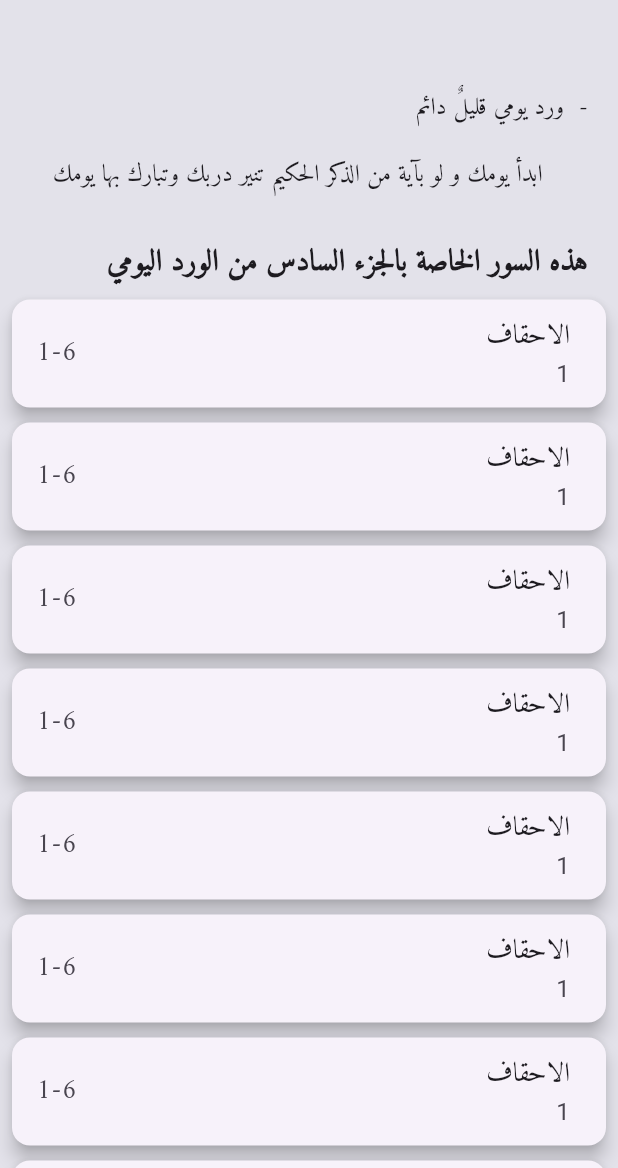
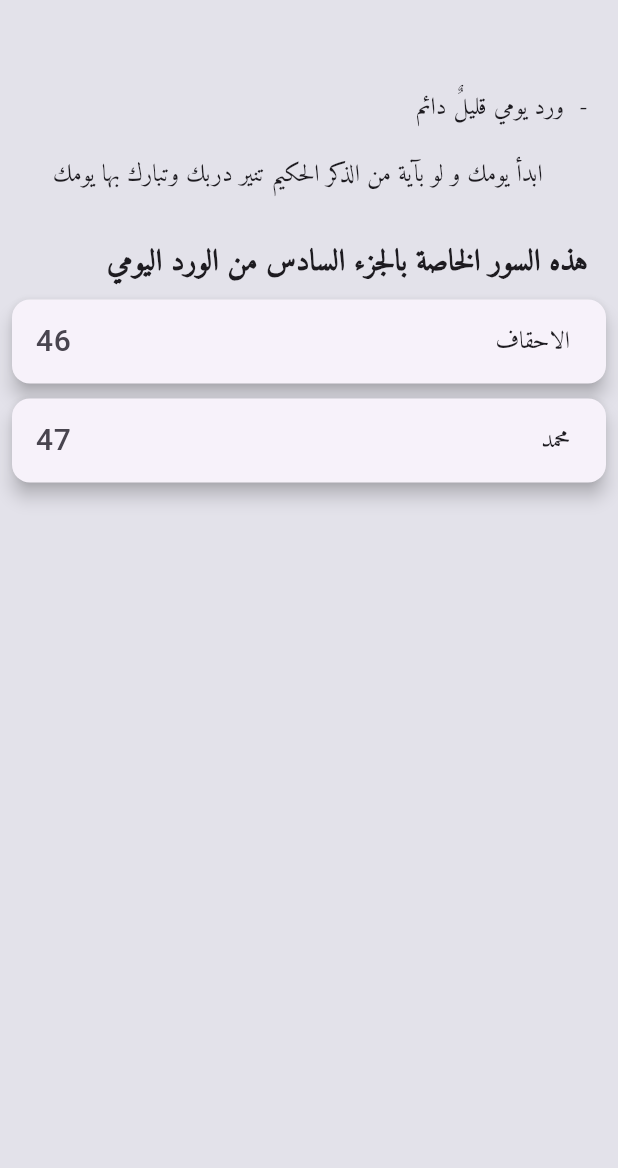
Before and after one commit to taha-majdlawi/werd_yawme_last_5_sections, a Flutter app: the screen it shows after launch, on a phone screen of 412 x 824 dp, the part 68-1236 px from its top. Run offline on Flutter 3.47's test engine with Material 3 defaults, Android fonts, the phone set to English and light mode, and no system bars; our stand-ins replace shared_preferences.

Commit message:
edit custom surah list tile and create surahs list inside constents

```diff
--- a/lib/constants.dart
+++ b/lib/constants.dart
@@ -0,0 +1,29 @@
+import 'package:lastfivesectionsofquran/models/surah_model.dart';
+
+final List<Surah> surahs = [
+  Surah(
+    surahNumber: 46,
+    surahName: 'الاحقاف',
+    werd: [
+      Werd(
+        werdFromTo: '1-4',
+        ayats: [
+          "حمٓ",
+          "تَنزِيلُ ٱلۡكِتَٰبِ مِنَ ٱللَّهِ ٱلۡعَزِيزِ ٱلۡحَكِيمِ",
+          "مَا خَلَقۡنَا ٱلسَّمَٰوَٰتِ وَٱلۡأَرۡضَ وَمَا بَيۡنَهُمَآ إِلَّا بِٱلۡحَقِّ وَأَجَلٖ مُّسَمّٗىۚ وَٱلَّذِينَ كَفَرُواْ عَمَّآ أُنذِرُواْ مُعۡرِضُونَ",
+          "قُلۡ أَرَءَيۡتُم مَّا تَدۡعُونَ مِن دُونِ ٱللَّهِ أَرُونِي مَاذَا خَلَقُواْ مِنَ ٱلۡأَرۡضِ أَمۡ لَهُمۡ شِرۡكٞ فِي ٱلسَّمَٰوَٰتِۖ ٱئۡتُونِي بِكِتَٰبٖ مِّن قَبۡلِ هَٰذَآ أَوۡ أَثَٰرَةٖ مِّنۡ عِلۡمٍ إِن كُنتُمۡ صَٰدِقِينَ",
+          "وَمَنۡ أَضَلُّ مِمَّن يَدۡعُواْ مِن دُونِ ٱللَّهِ مَن لَّا يَسۡتَجِيبُ لَهُۥٓ إِلَىٰ يَوۡمِ ٱلۡقِيَٰمَةِ وَهُمۡ عَن دُعَآئِهِمۡ غَٰفِلُونَ",
+          "وَإِذَا حُشِرَ ٱلنَّاسُ كَانُواْ لَهُمۡ أَعۡدَآءٗ وَكَانُواْ بِعِبَادَتِهِمۡ كَٰفِرِينَ",
+          "وَإِذَا تُتۡلَىٰ عَلَيۡهِمۡ ءَايَٰتُنَا بَيِّنَٰتٖ قَالَ ٱلَّذِينَ كَفَرُواْ لِلۡحَقِّ لَمَّا جَآءَهُمۡ هَٰذَا سِحۡرٞ مُّبِينٌ",
+          "أَمۡ يَقُولُونَ ٱفۡتَرَىٰهُۖ قُلۡ إِنِ ٱفۡتَرَيۡتُهُۥ فَلَا تَمۡلِكُونَ لِي مِنَ ٱللَّهِ شَيۡـًٔاۖ هُوَ أَعۡلَمُ بِمَا تُفِيضُونَ فِيهِۚ كَفَىٰ بِهِۦ شَهِيدَۢا بَيۡنِي وَبَيۡنَكُمۡۖ وَهُوَ ٱلۡغَفُورُ ٱلرَّحِيمُ",
+          "قُلۡ مَا كُنتُ بِدۡعٗا مِّنَ ٱلرُّسُلِ وَمَآ أَدۡرِي مَا يُفۡعَلُ بِي وَلَا بِكُمۡۖ إِنۡ أَتَّبِعُ إِلَّا مَا يُوحَىٰٓ إِلَيَّ وَمَآ أَنَا۠ إِلَّا نَذِيرٞ مُّبِينٞ",
+        ],
+      ),
+    ],
+  ),
+  Surah(
+    surahNumber: 47,
+    surahName: 'محمد',
+    werd: [Werd(werdFromTo: '5-8', ayats: [])],
+  ),
+];
--- a/lib/models/surah_model.dart
+++ b/lib/models/surah_model.dart
@@ -1,8 +1,9 @@
 class Surah {
   final int surahNumber;
+  final String surahName;
   final List<Werd> werd;
 
-  Surah({required this.surahNumber, required this.werd});
+  Surah( {required this.surahName, required this.surahNumber, required this.werd});
 }
 
 class Werd {
--- a/lib/screens/home_page.dart
+++ b/lib/screens/home_page.dart
@@ -1,4 +1,5 @@
 import 'package:flutter/material.dart';
+import 'package:lastfivesectionsofquran/constants.dart';
 import 'package:lastfivesectionsofquran/screens/change_font_size_screen.dart';
 import 'package:lastfivesectionsofquran/widgets/custom_drawer.dart';
 import 'package:lastfivesectionsofquran/widgets/custom_surah_list_tile.dart';
@@ -40,9 +41,9 @@ class HomePage extends StatelessWidget {
           SliverList(
             delegate: SliverChildBuilderDelegate(
               (context, index) {
-                return CustomSurahListTile();
+                return CustomSurahListTile(surah: surahs[index],);
               },
-              childCount: 10, // Replace with your actual list length
+              childCount: surahs.length, // Replace with your actual list length
             ),
           ),
         ],
--- a/lib/widgets/custom_surah_list_tile.dart
+++ b/lib/widgets/custom_surah_list_tile.dart
@@ -1,8 +1,9 @@
 import 'package:flutter/material.dart';
+import 'package:lastfivesectionsofquran/models/surah_model.dart';
 
 class CustomSurahListTile extends StatelessWidget {
-  const CustomSurahListTile({super.key});
-
+  const CustomSurahListTile({super.key, required this.surah});
+  final Surah surah;
   @override
   Widget build(BuildContext context) {
     return Card(
@@ -10,15 +11,15 @@ class CustomSurahListTile extends StatelessWidget {
       elevation: 5,
       child: ListTile(
         leading: Text(
-          '1-6',
-          style: TextStyle(fontFamily: 'Amiri', fontSize: 18),
+          textAlign: TextAlign.right,
+          surah.surahNumber.toString(),
+          style: TextStyle(fontSize: 20),
         ),
         title: Text(
           textAlign: TextAlign.right,
-          'الاحقاف',
-          style: TextStyle(fontFamily: 'Amiri', fontSize: 18),
+          surah.surahName,
+          style: TextStyle(fontFamily: 'Amiri'),
         ),
-        subtitle: Text(textAlign: TextAlign.right, '1'),
       ),
     );
   }
```
